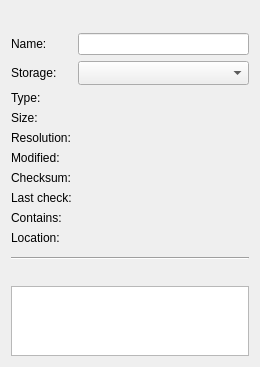
Old version of the form packages/rehuco-agent/src/rehuco_agent/rehuco/roots_preview.ui in the repository borco/rehuco.
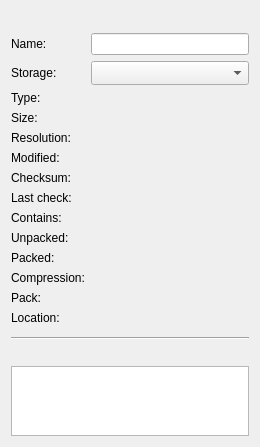
New version of the form. Custom widgets are drawn as their Qt base class.

Commit message: refs #456: feat: the Roots view opens images and reference packs in the lightbox, and says what a zip is made of

```diff
--- a/packages/rehuco-agent/src/rehuco_agent/rehuco/roots_preview.ui
+++ b/packages/rehuco-agent/src/rehuco_agent/rehuco/roots_preview.ui
@@ -176,13 +176,63 @@
       </widget>
      </item>
      <item row="9" column="0">
+      <widget class="QLabel" name="unpacked_label">
+       <property name="text">
+        <string>Unpacked:</string>
+       </property>
+      </widget>
+     </item>
+     <item row="9" column="1">
+      <widget class="QLabel" name="unpacked_value">
+      </widget>
+     </item>
+     <item row="10" column="0">
+      <widget class="QLabel" name="packed_label">
+       <property name="text">
+        <string>Packed:</string>
+       </property>
+      </widget>
+     </item>
+     <item row="10" column="1">
+      <widget class="QLabel" name="packed_value">
+      </widget>
+     </item>
+     <item row="11" column="0">
+      <widget class="QLabel" name="compression_label">
+       <property name="text">
+        <string>Compression:</string>
+       </property>
+      </widget>
+     </item>
+     <item row="11" column="1">
+      <widget class="QLabel" name="compression_value">
+       <property name="wordWrap">
+        <bool>true</bool>
+       </property>
+      </widget>
+     </item>
+     <item row="12" column="0">
+      <widget class="QLabel" name="pack_label">
+       <property name="text">
+        <string>Pack:</string>
+       </property>
+      </widget>
+     </item>
+     <item row="12" column="1">
+      <widget class="QLabel" name="pack_value">
+       <property name="wordWrap">
+        <bool>true</bool>
+       </property>
+      </widget>
+     </item>
+     <item row="13" column="0">
       <widget class="QLabel" name="path_label">
        <property name="text">
         <string>Location:</string>
        </property>
       </widget>
      </item>
-     <item row="9" column="1">
+     <item row="13" column="1">
       <widget class="ElidedLabel" name="path_value"/>
      </item>
     </layout>
```
The commit also changes 25 other files.
